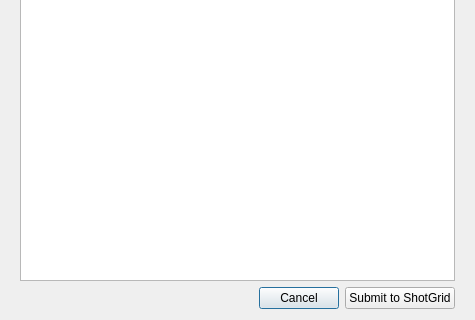
Old version of the form resources/submit_dialog.ui in the repository shotgunsoftware/tk-flame-review; both pictures show x 0 to 475 and y 239 to 559 of the 475 by 559 pixel window.
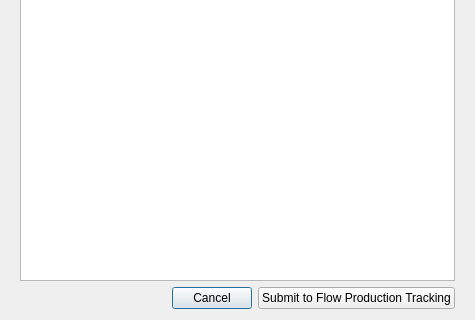
New version of the form. Icons and pictures are not drawn.

What changed in the file:
```diff
--- a/resources/submit_dialog.ui
+++ b/resources/submit_dialog.ui
@@ -65,7 +65,7 @@
      <item>
       <widget class="QPushButton" name="submit">
        <property name="text">
-        <string>Submit to ShotGrid</string>
+        <string>Submit to Flow Production Tracking</string>
        </property>
       </widget>
      </item>
```
Left out of the diff: 2 changed lines with no effect on the pictures.
